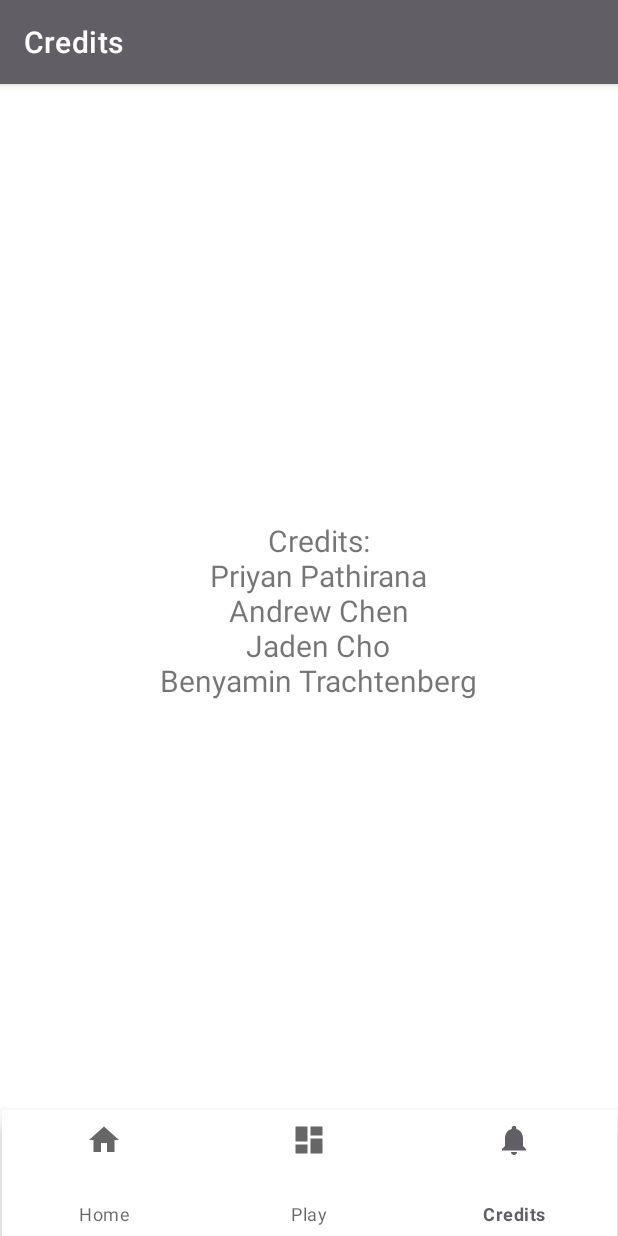
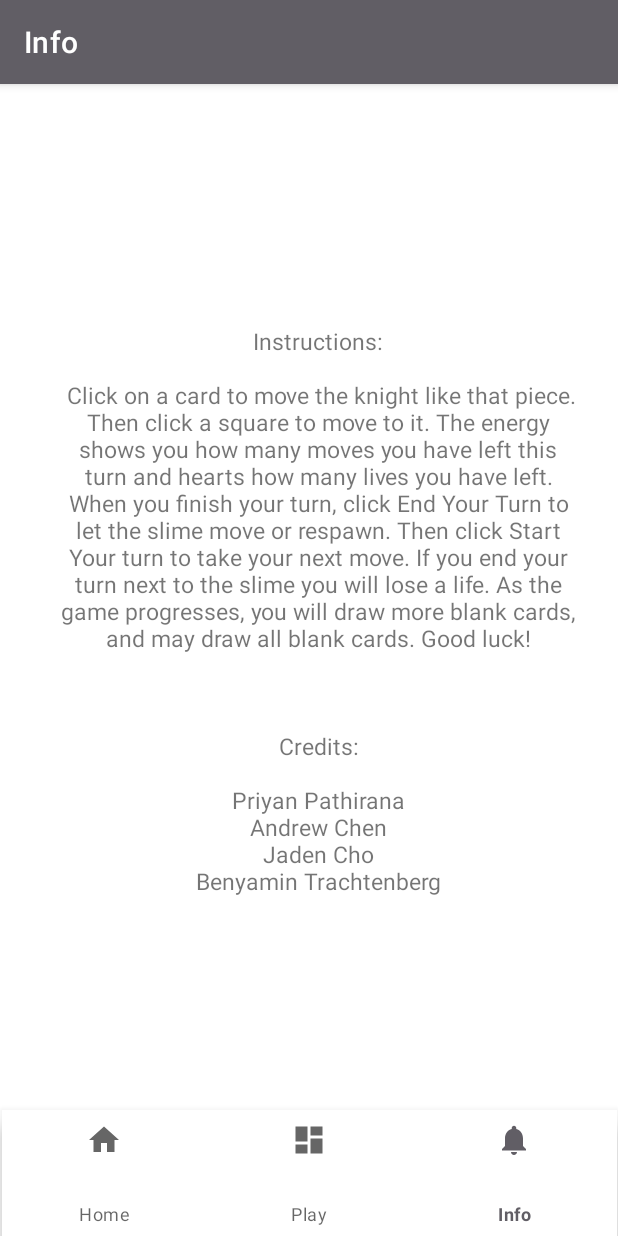
Before and after one commit to ppathirana54/EC327-Pawnbarian, an Android app: the NotificationsFragment screen opened through its navigation route, on a phone screen of 412 x 824 dp. Run offline under Robolectric (Android 15) with nearby library versions, the phone set to English and light mode, and no system bars; our stand-ins replace navigation-ui.

Commit message:
Changed credits to info and Added instructions to it

```diff
--- a/PawnBarianMockUp/app/src/main/java/com/example/pawnbarianmockup/ui/notifications/NotificationsViewModel.java
+++ b/PawnBarianMockUp/app/src/main/java/com/example/pawnbarianmockup/ui/notifications/NotificationsViewModel.java
@@ -10,7 +10,12 @@ public class NotificationsViewModel extends ViewModel {
 
     public NotificationsViewModel() {
         mText = new MutableLiveData<>();
-        mText.setValue("Credits:\nPriyan Pathirana\nAndrew Chen\nJaden Cho\nBenyamin Trachtenberg");
+        mText.setValue("Instructions:\n\n Click on a card to move the knight like that piece. Then click a square to move to it. " +
+                "The energy shows you how many moves you have left this turn and hearts how many lives you have left. " +
+                "When you finish your turn, click End Your Turn to let the slime move or respawn. " +
+                "Then click Start Your turn to take your next move. If you end your turn next to the slime you will lose a life. " +
+                "As the game progresses, you will draw more blank cards, and may draw all blank cards. Good luck!" +
+                "\n\n\n\nCredits:\n\nPriyan Pathirana\nAndrew Chen\nJaden Cho\nBenyamin Trachtenberg");
     }
 
     public LiveData<String> getText() {
--- a/PawnBarianMockUp/app/src/main/res/layout/fragment_notifications.xml
+++ b/PawnBarianMockUp/app/src/main/res/layout/fragment_notifications.xml
@@ -8,16 +8,16 @@
 
     <TextView
         android:id="@+id/text_notifications"
-        android:layout_width="match_parent"
+        android:layout_width="350dp"
         android:layout_height="wrap_content"
         android:layout_marginStart="8dp"
         android:layout_marginTop="8dp"
         android:layout_marginEnd="8dp"
+        android:gravity="center_horizontal"
         android:textAlignment="center"
-        android:textSize="20sp"
+        android:textSize="15sp"
         app:layout_constraintBottom_toBottomOf="parent"
         app:layout_constraintEnd_toEndOf="parent"
         app:layout_constraintStart_toStartOf="parent"
-        app:layout_constraintTop_toTopOf="parent"
-        android:gravity="center_horizontal" />
+        app:layout_constraintTop_toTopOf="parent" />
 </androidx.constraintlayout.widget.ConstraintLayout>
--- a/PawnBarianMockUp/app/src/main/res/values/strings.xml
+++ b/PawnBarianMockUp/app/src/main/res/values/strings.xml
@@ -3,7 +3,7 @@
     <string name="title_Home">Home</string>
     <string name="title_name">Battle Chess</string>
     <string name="title_Play">Play</string>
-    <string name="title_Credits">Credits</string>
+    <string name="title_Credits">Info</string>
     <string name="title_image">TitleImage</string>
     <string name="instructions">Use corresponding cards below to move.\n Try to stay alive</string>
     <string name="todo">TODO</string>
```
